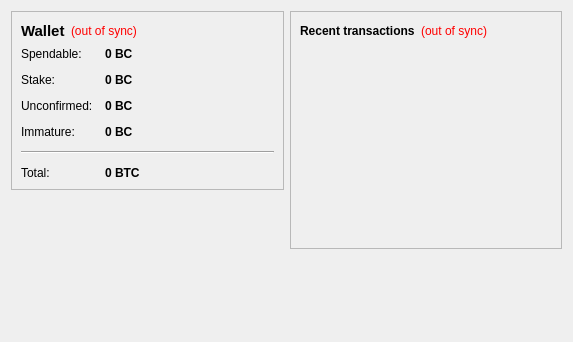
Before: the Qt Designer form src/qt/forms/overviewpage.ui in judy01/e-goldcoin, drawn with Qt 5.
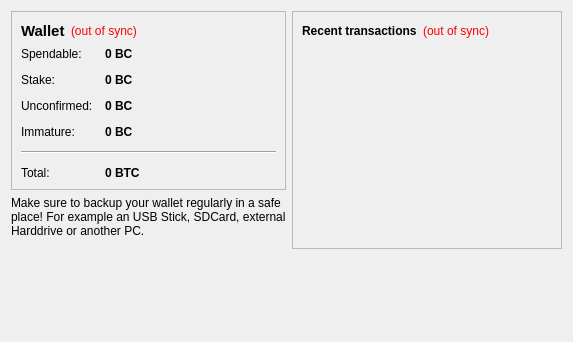
After: the same form once the commit is applied.

Diff of the .ui file:
```diff
--- a/src/qt/forms/overviewpage.ui
+++ b/src/qt/forms/overviewpage.ui
@@ -13,7 +13,7 @@
   <property name="windowTitle">
    <string>Form</string>
   </property>
-  <layout class="QHBoxLayout" name="horizontalLayout" stretch="1,1">
+  <layout class="QHBoxLayout" name="horizontalLayout" stretch="0,1">
    <item>
     <layout class="QVBoxLayout" name="verticalLayout_2">
      <item>
@@ -237,6 +237,22 @@
        </layout>
       </widget>
      </item>
+     <item>
+      <widget class="QLabel" name="label_2">
+       <property name="locale">
+        <locale language="English" country="UnitedStates"/>
+       </property>
+       <property name="text">
+        <string>Make sure to backup your wallet regularly in a safe place! For example an USB Stick, SDCard, external Harddrive or another PC.</string>
+       </property>
+       <property name="textFormat">
+        <enum>Qt::AutoText</enum>
+       </property>
+       <property name="wordWrap">
+        <bool>true</bool>
+       </property>
+      </widget>
+     </item>
      <item>
       <spacer name="verticalSpacer">
        <property name="orientation">
```
